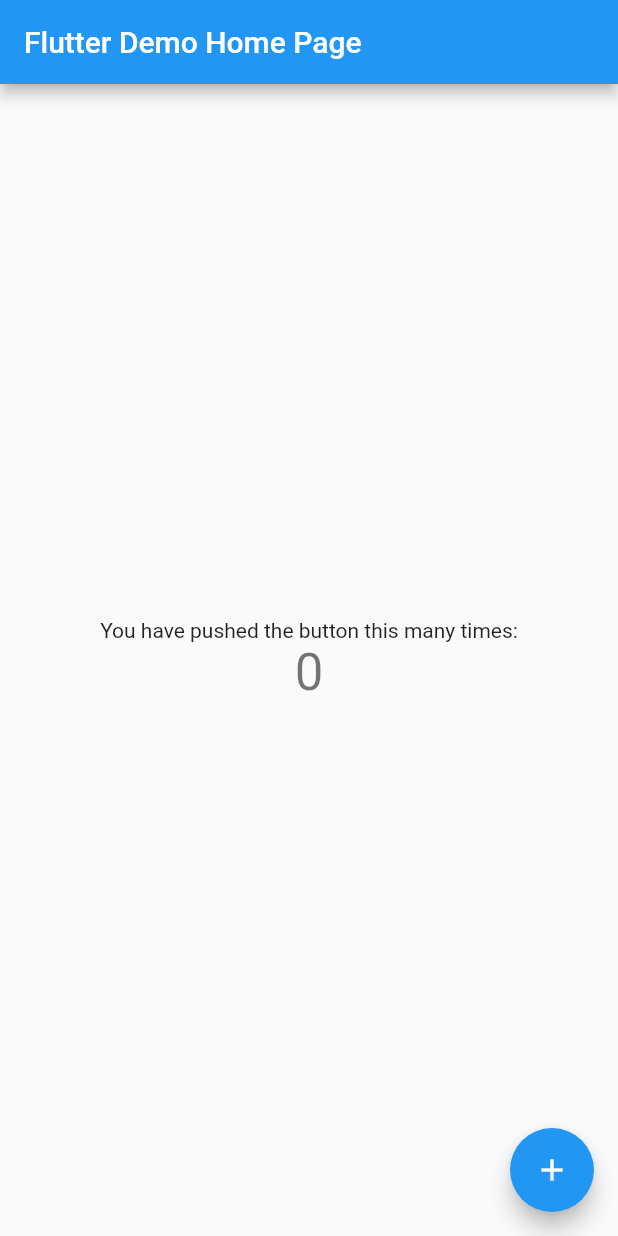
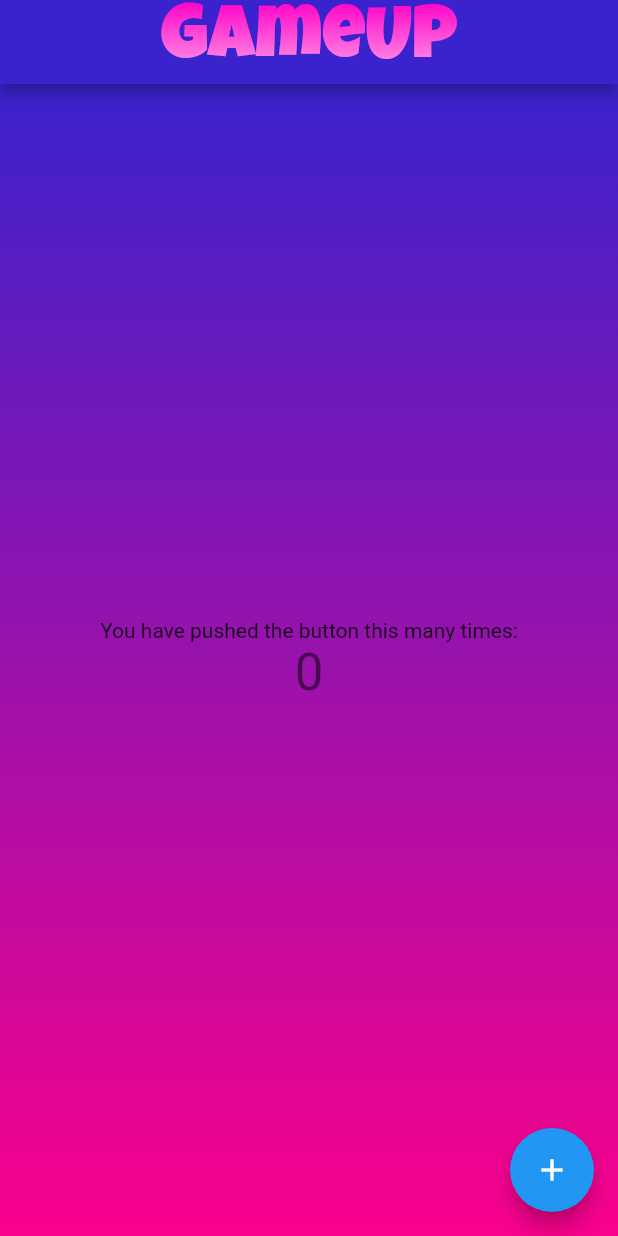
Before and after one commit to Wo1verine45/GameUp, a Flutter app: the screen it shows after launch, on a phone screen of 412 x 824 dp. Run offline on Flutter 3.47's test engine with Material 2 defaults, Android fonts, the phone set to English and light mode, and no system bars.

Commit message:
font title added

```diff
--- a/lib/main.dart
+++ b/lib/main.dart
@@ -7,39 +7,17 @@ void main() {
 class MyApp extends StatelessWidget {
   const MyApp({super.key});
 
-  // This widget is the root of your application.
   @override
   Widget build(BuildContext context) {
-    return MaterialApp(
-      title: 'Flutter Demo',
-      theme: ThemeData(
-        // This is the theme of your application.
-        //
-        // Try running your application with "flutter run". You'll see the
-        // application has a blue toolbar. Then, without quitting the app, try
-        // changing the primarySwatch below to Colors.green and then invoke
-        // "hot reload" (press "r" in the console where you ran "flutter run",
-        // or simply save your changes to "hot reload" in a Flutter IDE).
-        // Notice that the counter didn't reset back to zero; the application
-        // is not restarted.
-        primarySwatch: Colors.blue,
-      ),
-      home: const MyHomePage(title: 'Flutter Demo Home Page'),
+    return const MaterialApp(
+      title: 'GameUp',
+      home: MyHomePage(title: 'GameUp'),
     );
   }
 }
 
 class MyHomePage extends StatefulWidget {
   const MyHomePage({super.key, required this.title});
-
-  // This widget is the home page of your application. It is stateful, meaning
-  // that it has a State object (defined below) that contains fields that affect
-  // how it looks.
-
-  // This class is the configuration for the state. It holds the values (in this
-  // case the title) provided by the parent (in this case the App widget) and
-  // used by the build method of the State. Fields in a Widget subclass are
-  // always marked "final".
 
   final String title;
 
@@ -48,51 +26,47 @@ class MyHomePage extends StatefulWidget {
 }
 
 class _MyHomePageState extends State<MyHomePage> {
+  final Shader _linearGradient = const LinearGradient(
+    colors: [Color.fromRGBO(255, 0, 199, 1.0), Colors.white],
+    begin: Alignment.topCenter,
+    end: Alignment.bottomCenter,
+  ).createShader(const Rect.fromLTWH(0.0, 0.0, 320.0, 80.0));
+
   int _counter = 0;
 
   void _incrementCounter() {
     setState(() {
-      // This call to setState tells the Flutter framework that something has
-      // changed in this State, which causes it to rerun the build method below
-      // so that the display can reflect the updated values. If we changed
-      // _counter without calling setState(), then the build method would not be
-      // called again, and so nothing would appear to happen.
       _counter++;
     });
   }
 
   @override
   Widget build(BuildContext context) {
-    // This method is rerun every time setState is called, for instance as done
-    // by the _incrementCounter method above.
-    //
-    // The Flutter framework has been optimized to make rerunning build methods
-    // fast, so that you can just rebuild anything that needs updating rather
-    // than having to individually change instances of widgets.
     return Scaffold(
       appBar: AppBar(
-        // Here we take the value from the MyHomePage object that was created by
-        // the App.build method, and use it to set our appbar title.
-        title: Text(widget.title),
+        centerTitle: true,
+        title: Text(
+          widget.title,
+          style: TextStyle(
+            fontFamily: 'LuckiestGuy',
+            fontSize: 50,
+            foreground: Paint()..shader = _linearGradient,
+          ),
+        ),
+        backgroundColor: const Color.fromRGBO(58, 34, 204, 1.0),
       ),
       body: Center(
-        // Center is a layout widget. It takes a single child and positions it
-        // in the middle of the parent.
+        child: Container(
+            decoration: const BoxDecoration(
+                gradient: LinearGradient(
+                    begin: Alignment.topCenter,
+                    end: Alignment.bottomCenter,
+                    colors: [
+                  Color.fromRGBO(58, 34, 204, 1.0),
+                  Color.fromRGBO(250, 1, 140, 1.0),
+                ])),
+            child: Center(
               child: Column(
-          // Column is also a layout widget. It takes a list of children and
-          // arranges them vertically. By default, it sizes itself to fit its
-          // children horizontally, and tries to be as tall as its parent.
-          //
-          // Invoke "debug painting" (press "p" in the console, choose the
-          // "Toggle Debug Paint" action from the Flutter Inspector in Android
-          // Studio, or the "Toggle Debug Paint" command in Visual Studio Code)
-          // to see the wireframe for each widget.
-          //
-          // Column has various properties to control how it sizes itself and
-          // how it positions its children. Here we use mainAxisAlignment to
-          // center the children vertically; the main axis here is the vertical
-          // axis because Columns are vertical (the cross axis would be
-          // horizontal).
                 mainAxisAlignment: MainAxisAlignment.center,
                 children: <Widget>[
                   const Text(
@@ -104,12 +78,13 @@ class _MyHomePageState extends State<MyHomePage> {
                   ),
                 ],
               ),
+            )),
       ),
       floatingActionButton: FloatingActionButton(
         onPressed: _incrementCounter,
         tooltip: 'Increment',
         child: const Icon(Icons.add),
-      ), // This trailing comma makes auto-formatting nicer for build methods.
+      ),
     );
   }
 }
--- a/pubspec.yaml
+++ b/pubspec.yaml
@@ -28,6 +28,7 @@ environment:
 # the latest version available on pub.dev. To see which dependencies have newer
 # versions available, run `flutter pub outdated`.
 dependencies:
+  google_fonts: ^2.1.0
   flutter:
     sdk: flutter
 
@@ -52,7 +53,10 @@ dev_dependencies:
 
 # The following section is specific to Flutter packages.
 flutter:
-
+  fonts:
+    - family: LuckiestGuy
+      fonts:
+        - asset: assets/fonts/LuckiestGuy-Regular.ttf
   # The following line ensures that the Material Icons font is
   # included with your application, so that you can use the icons in
   # the material Icons class.
```
Also changed, not shown: assets/fonts/LuckiestGuy-Regular.ttf (added), pubspec.lock, 1 other file. Lines whose indentation alone changed are shown as unchanged.
